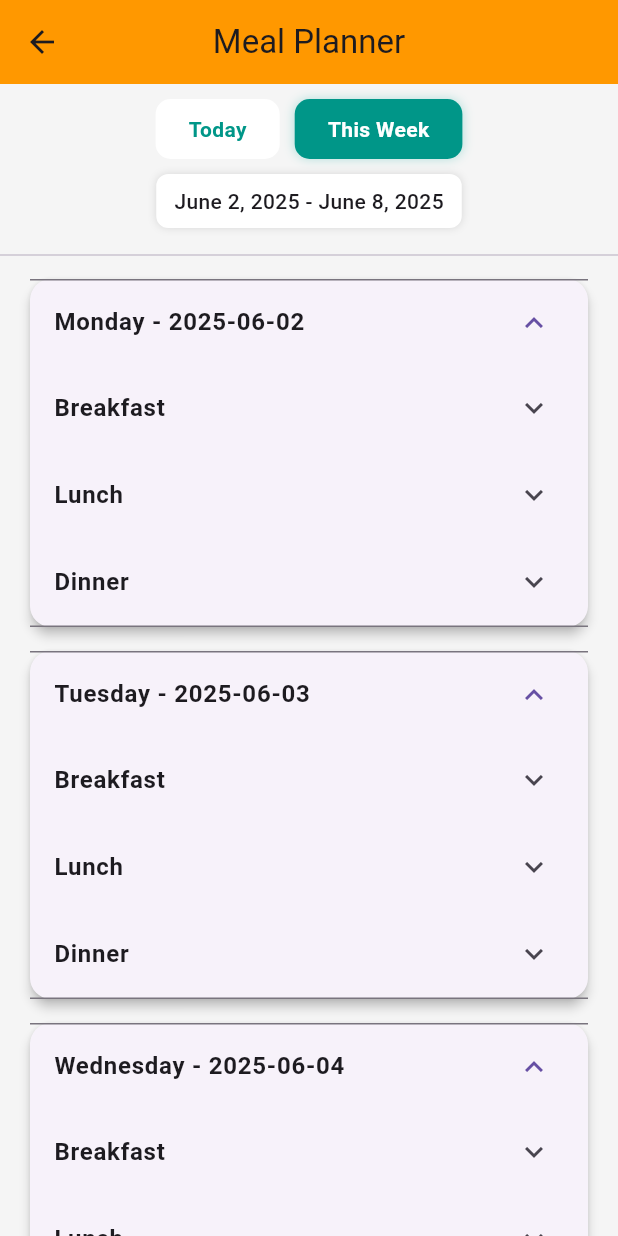
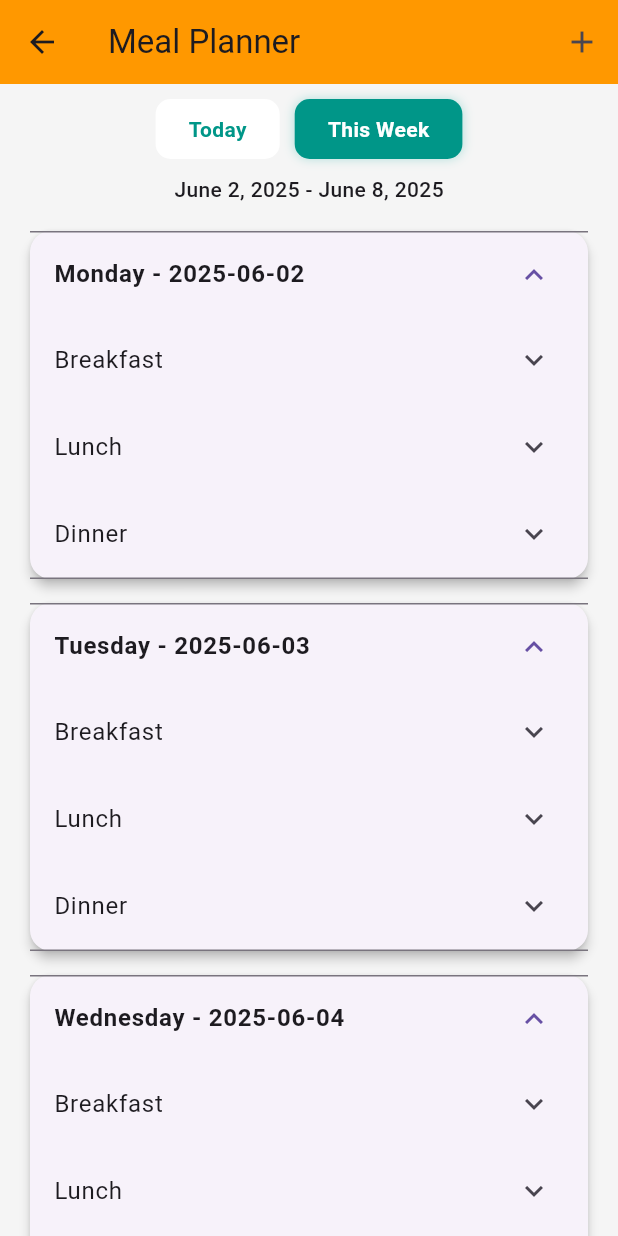
Before and after one commit to wlong0711/easycook, a Flutter app: the MealPlannerScreen screen opened directly, on a phone screen of 412 x 824 dp. Run offline on Flutter 3.47's test engine with Material 3 defaults, Android fonts, the phone set to English and light mode, and no system bars; our stand-ins replace cloud_firestore, firebase_auth, firebase_core, firebase_storage, google_generative_ai, image_picker; accounts and stored records are empty; network calls fail.

Commit message:
added "Add" button in Meal Plan Page

```diff
--- a/lib/views/meal_planner/meal_planner_screen.dart
+++ b/lib/views/meal_planner/meal_planner_screen.dart
@@ -3,6 +3,10 @@ import 'package:intl/intl.dart';
 import 'package:firebase_auth/firebase_auth.dart';
 import 'package:cloud_firestore/cloud_firestore.dart';
 import '../recipe_details_screen.dart';
+import '../home/home_screen.dart';
+import '../categories/categories_screen.dart';
+import '../pantry/my_pantry_screen.dart';
+import '../profile/favorite_recipes_screen.dart';
 
 class MealPlannerScreen extends StatefulWidget {
   const MealPlannerScreen({super.key});
@@ -13,7 +17,6 @@ class MealPlannerScreen extends StatefulWidget {
 
 class _MealPlannerScreenState extends State<MealPlannerScreen> {
   bool isWeekly = true;
-
   Map<String, Map<String, List<Map<String, dynamic>>>> _mealPlans = {};
   Map<String, Set<String>> _expandedMeals = {};
 
@@ -22,11 +25,9 @@ class _MealPlannerScreenState extends State<MealPlannerScreen> {
     return now.subtract(Duration(days: now.weekday - 1));
   }
 
-  DateTime get _endOfWeek => _startOfWeek.add(const Duration(days: 6));
-
   String get _formattedWeekRange {
     final formatter = DateFormat('MMMM d, yyyy');
-    return "${formatter.format(_startOfWeek)} - ${formatter.format(_endOfWeek)}";
+    return "${formatter.format(_startOfWeek)} - ${formatter.format(_startOfWeek.add(Duration(days: 6)))}";
   }
 
   String _formatDate(DateTime date) => DateFormat('yyyy-MM-dd').format(date);
@@ -43,34 +44,27 @@ class _MealPlannerScreenState extends State<MealPlannerScreen> {
         .get();
 
     if (!doc.exists || doc.data() == null) return {};
-
     final data = doc.data()!;
     Map<String, List<Map<String, dynamic>>> mealData = {};
-    ['breakfast', 'lunch', 'dinner'].forEach((meal) {
-      if (data[meal] is List) {
-        mealData[meal] = List<Map<String, dynamic>>.from(data[meal]);
-      } else {
-        mealData[meal] = [];
-      }
-    });
-
+    for (var meal in ['breakfast', 'lunch', 'dinner']) {
+      mealData[meal] = data[meal] is List
+          ? List<Map<String, dynamic>>.from(data[meal])
+          : [];
+    }
     return mealData;
   }
 
   Future<void> _loadMealPlans() async {
     Map<String, Map<String, List<Map<String, dynamic>>>> newPlans = {};
-
     if (isWeekly) {
       for (int i = 0; i < 7; i++) {
-        final date = _startOfWeek.add(Duration(days: i));
-        final dateStr = _formatDate(date);
+        final dateStr = _formatDate(_startOfWeek.add(Duration(days: i)));
         newPlans[dateStr] = await _fetchMealPlanForDate(dateStr);
       }
     } else {
       final todayStr = _formatDate(DateTime.now());
       newPlans[todayStr] = await _fetchMealPlanForDate(todayStr);
     }
-
     setState(() {
       _mealPlans = newPlans;
       _expandedMeals = {};
@@ -80,12 +74,6 @@ class _MealPlannerScreenState extends State<MealPlannerScreen> {
   @override
   void initState() {
     super.initState();
-    _loadMealPlans();
-  }
-
-  @override
-  void didUpdateWidget(covariant MealPlannerScreen oldWidget) {
-    super.didUpdateWidget(oldWidget);
     _loadMealPlans();
   }
 
@@ -100,7 +88,7 @@ class _MealPlannerScreenState extends State<MealPlannerScreen> {
     });
   }
 
-  Future<void> _deleteRecipeFromMealPlan(String date, String meal, String recipeId) async {
+  Future<void> _removeMeal(String date, String meal, int recipeId) async {
     final user = FirebaseAuth.instance.currentUser;
     if (user == null) return;
 
@@ -111,88 +99,90 @@ class _MealPlannerScreenState extends State<MealPlannerScreen> {
         .doc(date);
 
     final doc = await docRef.get();
-    if (!doc.exists || doc.data() == null) return;
+    if (!doc.exists) return;
 
-    Map<String, dynamic> data = doc.data()!;
-    List existing = data[meal] ?? [];
+    List existing = doc.data()?[meal] ?? [];
+    existing.removeWhere((item) => item['id'] == recipeId);
+    await docRef.set({meal: existing}, SetOptions(merge: true));
+    await _loadMealPlans();
+  }
 
-    existing.removeWhere((r) => r['id'].toString() == recipeId);
-
-    await docRef.set({meal: existing}, SetOptions(merge: true));
-
-    await _loadMealPlans();
-
-    if (!mounted) return;
-    ScaffoldMessenger.of(context).showSnackBar(
-      SnackBar(content: Text("Recipe removed from $meal on $date")),
+  void _showAddOptions() {
+    showModalBottomSheet(
+      context: context,
+      builder: (_) => Wrap(
+        children: [
+          ListTile(
+            leading: Icon(Icons.home),
+            title: Text("Browse Home"),
+            onTap: () {
+              Navigator.pop(context);
+              Navigator.push(context, MaterialPageRoute(builder: (_) => HomeScreen()));
+            },
+          ),
+          ListTile(
+            leading: Icon(Icons.category),
+            title: Text("Browse by Category"),
+            onTap: () {
+              Navigator.pop(context);
+              Navigator.push(context, MaterialPageRoute(builder: (_) => CategoriesScreen()));
+            },
+          ),
+          ListTile(
+            leading: Icon(Icons.kitchen),
+            title: Text("Use My Pantry"),
+            onTap: () {
+              Navigator.pop(context);
+              Navigator.push(context, MaterialPageRoute(builder: (_) => MyPantryScreen()));
+            },
+          ),
+          ListTile(
+            leading: Icon(Icons.favorite),
+            title: Text("Favorite Recipes"),
+            onTap: () {
+              Navigator.pop(context);
+              Navigator.push(context, MaterialPageRoute(builder: (_) => FavoriteRecipesScreen()));
+            },
+          ),
+        ],
+      ),
     );
   }
 
   Widget _buildMealsForDate(String date, Map<String, List<Map<String, dynamic>>> meals) {
-    final dateObj = DateFormat('yyyy-MM-dd').parse(date);
-    final dayLabel = isWeekly ? DateFormat('EEEE').format(dateObj) : 'Today';
+    final dayLabel = isWeekly
+        ? DateFormat('EEEE').format(DateFormat('yyyy-MM-dd').parse(date))
+        : 'Today';
 
     return Card(
-      margin: const EdgeInsets.symmetric(vertical: 8),
+      margin: EdgeInsets.symmetric(vertical: 8),
       shape: RoundedRectangleBorder(borderRadius: BorderRadius.circular(14)),
       elevation: 3,
       child: ExpansionTile(
         key: PageStorageKey(date),
         initiallyExpanded: true,
-        title: Text(
-          "$dayLabel - $date",
-          style: const TextStyle(fontWeight: FontWeight.bold, fontSize: 16),
-        ),
+        title: Text("$dayLabel - $date", style: TextStyle(fontWeight: FontWeight.bold)),
         children: ['breakfast', 'lunch', 'dinner'].map((meal) {
-          final isExpanded = _expandedMeals[date]?.contains(meal) ?? false;
-          final mealRecipes = meals[meal] ?? [];
-
+          final recipes = meals[meal] ?? [];
           return ExpansionTile(
             key: PageStorageKey('$date-$meal'),
-            title: Text(
-              meal[0].toUpperCase() + meal.substring(1),
-              style: const TextStyle(fontWeight: FontWeight.w600),
-            ),
-            initiallyExpanded: isExpanded,
+            initiallyExpanded: _expandedMeals[date]?.contains(meal) ?? false,
+            title: Text(meal[0].toUpperCase() + meal.substring(1)),
             onExpansionChanged: (expanded) => _toggleMealExpansion(date, meal),
-            children: mealRecipes.isEmpty
-                ? [
-                    Padding(
-                      padding: const EdgeInsets.symmetric(horizontal: 16, vertical: 8),
-                      child: Text(
-                        "No $meal planned.",
-                        style: TextStyle(color: Colors.grey[600]),
-                      ),
-                    )
-                  ]
-                : mealRecipes.map((recipe) {
+            children: recipes.isEmpty
+                ? [ListTile(title: Text("No $meal planned."))]
+                : recipes.map((recipe) {
                     return ListTile(
                       leading: ClipRRect(
-                        borderRadius: BorderRadius.circular(8),
+                        borderRadius: BorderRadius.circular(6),
                         child: recipe['image'] != null
                             ? Image.network(recipe['image'], width: 50, height: 50, fit: BoxFit.cover)
-                            : const Icon(Icons.image_not_supported),
+                            : Icon(Icons.image),
                       ),
                       title: Text(recipe['title'] ?? 'No Title'),
                       trailing: IconButton(
-                        icon: const Icon(Icons.delete, color: Colors.redAccent),
-                        onPressed: () async {
-                          final confirmed = await showDialog<bool>(
-                            context: context,
-                            builder: (context) => AlertDialog(
-                              title: const Text('Delete Recipe'),
-                              content: Text('Are you sure you want to remove this recipe from $meal on $dayLabel?'),
-                              actions: [
-                                TextButton(onPressed: () => Navigator.pop(context, false), child: const Text('Cancel')),
-                                TextButton(onPressed: () => Navigator.pop(context, true), child: const Text('Delete')),
-                              ],
-                            ),
-                          );
-
-                          if (confirmed == true) {
-                            await _deleteRecipeFromMealPlan(date, meal, recipe['id'].toString());
-                          }
-                        },
+                        icon: Icon(Icons.delete, color: Colors.red),
+                        onPressed: () => _removeMeal(date, meal, recipe['id']),
                       ),
                       onTap: () {
                         Navigator.push(
@@ -212,17 +202,25 @@ class _MealPlannerScreenState extends State<MealPlannerScreen> {
 
   @override
   Widget build(BuildContext context) {
+    final now = DateTime.now();
+    final days = isWeekly ? List.generate(7, (i) => _formatDate(_startOfWeek.add(Duration(days: i)))) : [_formatDate(now)];
+
     return Scaffold(
       backgroundColor: Colors.grey[100],
       appBar: AppBar(
-        title: const Text("Meal Planner"),
-        centerTitle: true,
+        title: Text("Meal Planner"),
         backgroundColor: Colors.orange,
+        actions: [
+          IconButton(
+            icon: Icon(Icons.add),
+            onPressed: _showAddOptions,
+            tooltip: "Add Recipe from...",
+          )
+        ],
       ),
       body: Column(
         children: [
           const SizedBox(height: 10),
-
           Row(
             mainAxisAlignment: MainAxisAlignment.center,
             children: [
@@ -240,42 +238,21 @@ class _MealPlannerScreenState extends State<MealPlannerScreen> {
               }),
             ],
           ),
-
-          const SizedBox(height: 10),
-
           if (isWeekly)
             Padding(
-              padding: const EdgeInsets.symmetric(horizontal: 20),
-              child: Container(
-                padding: const EdgeInsets.symmetric(vertical: 8, horizontal: 12),
-                decoration: BoxDecoration(
-                  color: Colors.white,
-                  borderRadius: BorderRadius.circular(8),
-                  boxShadow: const [BoxShadow(color: Colors.black12, blurRadius: 4)],
-                ),
-                child: Text(
-                  _formattedWeekRange,
-                  style: const TextStyle(fontSize: 14, fontWeight: FontWeight.w500),
-                ),
-              ),
+              padding: const EdgeInsets.symmetric(vertical: 10),
+              child: Text(_formattedWeekRange,
+                  style: TextStyle(fontSize: 14, fontWeight: FontWeight.w500)),
             ),
-
-          const SizedBox(height: 10),
-
-          const Divider(),
-
           Expanded(
             child: _mealPlans.isEmpty
                 ? Center(child: Text("No meal plans found."))
                 : ListView.builder(
                     padding: const EdgeInsets.symmetric(horizontal: 20),
-                    itemCount: isWeekly ? 7 : 1,
+                    itemCount: days.length,
                     itemBuilder: (context, index) {
-                      final date = isWeekly
-                          ? _formatDate(_startOfWeek.add(Duration(days: index)))
-                          : _formatDate(DateTime.now());
-                      final mealsForDate = _mealPlans[date] ?? {};
-                      return _buildMealsForDate(date, mealsForDate);
+                      final date = days[index];
+                      return _buildMealsForDate(date, _mealPlans[date] ?? {});
                     },
                   ),
           ),
@@ -288,14 +265,12 @@ class _MealPlannerScreenState extends State<MealPlannerScreen> {
     return GestureDetector(
       onTap: onTap,
       child: Container(
-        padding: const EdgeInsets.symmetric(horizontal: 22, vertical: 10),
-        margin: const EdgeInsets.symmetric(horizontal: 5),
+        padding: EdgeInsets.symmetric(horizontal: 22, vertical: 10),
+        margin: EdgeInsets.symmetric(horizontal: 5),
         decoration: BoxDecoration(
           color: selected ? Colors.teal : Colors.white,
           borderRadius: BorderRadius.circular(10),
-          boxShadow: [
-            if (selected) BoxShadow(color: Colors.teal.shade100, blurRadius: 5),
-          ],
+          boxShadow: selected ? [BoxShadow(color: Colors.teal.shade100, blurRadius: 5)] : [],
         ),
         child: Text(
           label,
```
